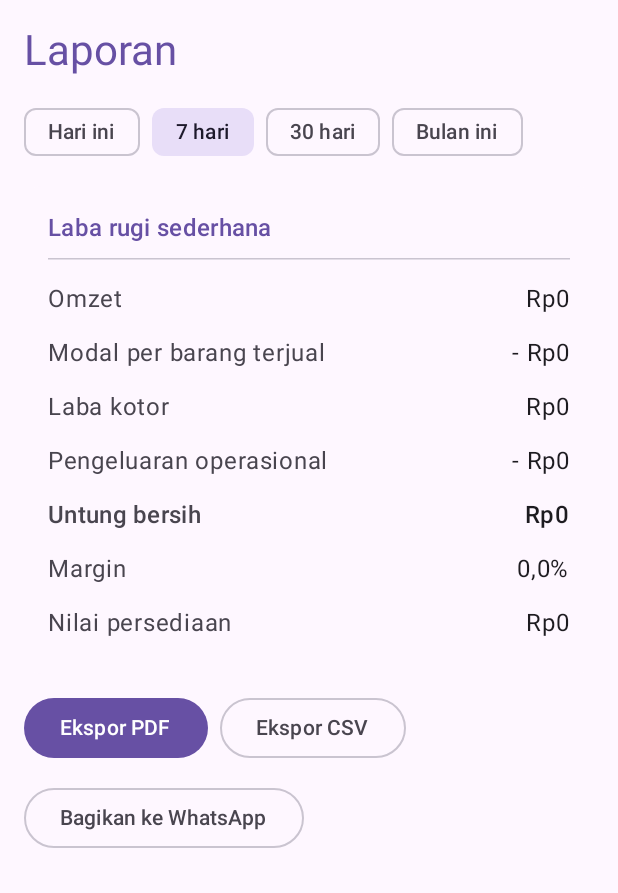
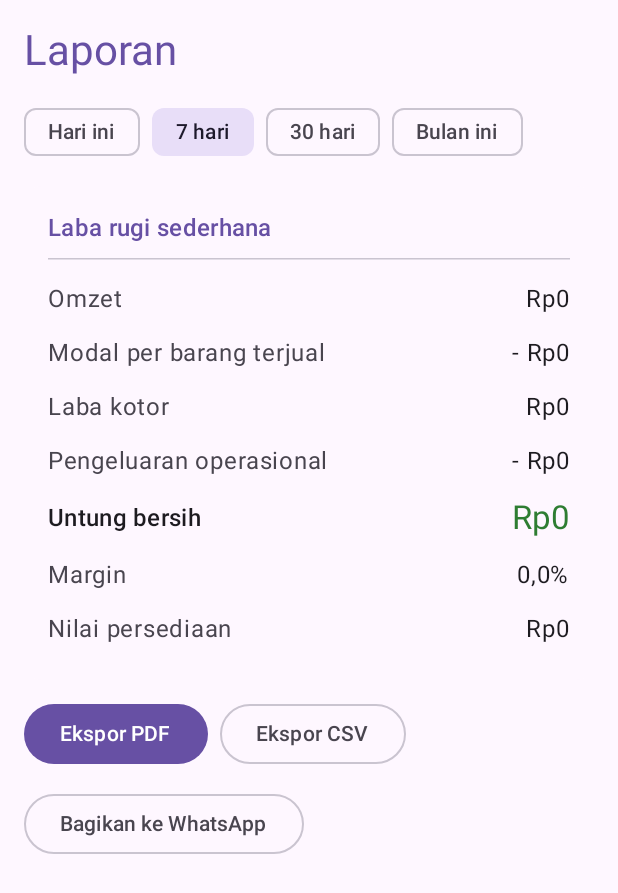
Before and after one commit to nekonaru/kalkulasa, an Android app built with Jetpack Compose: the composable ReportsScreen shown on its own in the app's theme, on a phone screen of 412 x 824 dp. Shown: the top 893 px of the screen. Run offline under Robolectric (Android 15) with nearby library versions, the phone set to English and light mode, and no system bars; our stand-ins replace Dagger/Hilt's generated code; pictures from the network do not load; 3 statements that could not run were skipped.

Commit message:
fix: v1.9.0 sale cancellation idempotency, loyalty rollback, chart labels, profit colors

```diff
--- a/app/build.gradle.kts
+++ b/app/build.gradle.kts
@@ -14,8 +14,8 @@ android {
         applicationId = "id.kalkulasa"
         minSdk = 24
         targetSdk = 35
-        versionCode = 9
-        versionName = "1.8.0"
+        versionCode = 10
+        versionName = "1.9.0"
 
         testInstrumentationRunner = "androidx.test.runner.AndroidJUnitRunner"
         resourceConfigurations += listOf("in", "en")
--- a/app/src/main/java/id/kalkulasa/presentation/reports/ReportsScreen.kt
+++ b/app/src/main/java/id/kalkulasa/presentation/reports/ReportsScreen.kt
@@ -86,11 +86,18 @@ fun ReportsScreen(
                     LabeledValueRow(context.getString(R.string.cogs), "- ${RupiahFormatter.format(report.hpp)}")
                     LabeledValueRow(context.getString(R.string.gross_profit), RupiahFormatter.format(report.labaKotor))
                     LabeledValueRow(context.getString(R.string.operating_expense), "- ${RupiahFormatter.format(report.pengeluaran)}")
-                    LabeledValueRow(
-                        context.getString(R.string.net_profit_full),
-                        RupiahFormatter.format(report.labaBersih),
-                        emphasize = true,
-                    )
+                    Row(
+                        modifier = Modifier.fillMaxWidth().padding(vertical = 6.dp),
+                        horizontalArrangement = Arrangement.SpaceBetween,
+                        verticalAlignment = Alignment.CenterVertically,
+                    ) {
+                        Text(context.getString(R.string.net_profit_full), style = MaterialTheme.typography.titleMedium)
+                        Text(
+                            RupiahFormatter.format(report.labaBersih),
+                            style = MaterialTheme.typography.titleLarge,
+                            color = if (report.labaBersih < 0) Rugi else Sukses,
+                        )
+                    }
                     LabeledValueRow(context.getString(R.string.margin), String.format(java.util.Locale.forLanguageTag("id-ID"), "%.1f%%", report.marginPersen))
                     LabeledValueRow(context.getString(R.string.inventory_value), RupiahFormatter.format(report.nilaiPersediaan))
                 }
--- a/app/src/main/java/id/kalkulasa/presentation/sales/SalesHistoryScreen.kt
+++ b/app/src/main/java/id/kalkulasa/presentation/sales/SalesHistoryScreen.kt
@@ -43,6 +43,7 @@ import id.kalkulasa.domain.model.PaymentMethod
 import id.kalkulasa.domain.model.Sale
 import id.kalkulasa.domain.model.SaleStatus
 import id.kalkulasa.presentation.component.KalkulasaEmptyState
+import id.kalkulasa.presentation.component.OnLifecycleResume
 import kotlinx.coroutines.flow.collectLatest
 
 @OptIn(androidx.compose.material3.ExperimentalMaterial3Api::class)
@@ -55,6 +56,7 @@ fun SalesHistoryScreen(
     val context = LocalContext.current
     val snackbar = remember { SnackbarHostState() }
     var saleToCancel by remember { mutableStateOf<String?>(null) }
+    OnLifecycleResume { viewModel.load() }
 
     LaunchedEffect(Unit) {
         viewModel.events.collectLatest { event ->
```
Also changed, not shown: app/src/main/java/id/kalkulasa/data/repository/SaleRepositoryImpl.kt (+20 -0 lines), app/src/main/java/id/kalkulasa/presentation/home/HomeScreen.kt (+22 -5 lines), 4 other files.
